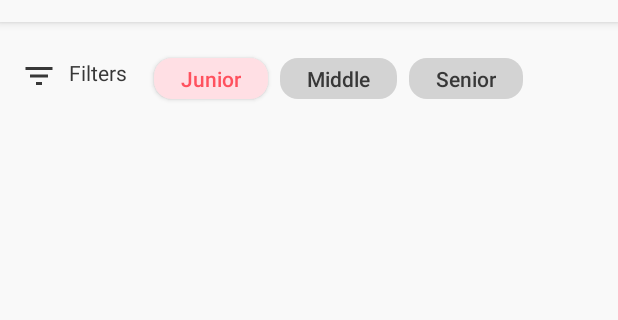
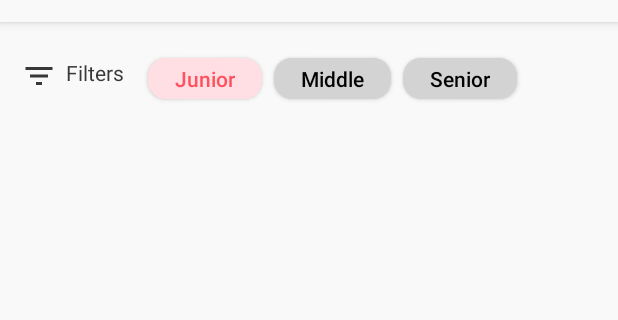
Before and after one commit to akali/MyApp, an Android app: the QuestionListActivity screen opened directly, with no data from a screen before it, after a tap on "Junior", on a phone screen of 412 x 824 dp, the part 62-382 px from its top. Run offline under Robolectric (Android 15) with nearby library versions, the phone set to English and light mode, and no system bars; our stand-ins replace Firebase (no records; nobody signed in at launch, a user with empty details on screens opened directly); 1 other tap on this screen came first.

Commit message:
filtration fix

```diff
--- a/app/src/main/AndroidManifest.xml
+++ b/app/src/main/AndroidManifest.xml
@@ -11,7 +11,6 @@
         android:roundIcon="@mipmap/ic_launcher_round"
         android:supportsRtl="true"
         android:theme="@style/AppTheme">
-        <activity android:name=".CreateCandidateActivity"></activity>
         <activity android:name=".QuestionDetailsActivity" />
         <activity
             android:name=".RegistrationActivity"
--- a/app/src/main/java/com/example/hrapp/PositionAdapter.java
+++ b/app/src/main/java/com/example/hrapp/PositionAdapter.java
@@ -75,7 +75,6 @@ public class PositionAdapter extends RecyclerView.Adapter<PositionAdapter.Positi
                     mPositionImage.setImageResource(R.drawable.ic_data_usage_24dp);
                     break;
             }
-
         }
 
         @Override
--- a/app/src/main/java/com/example/hrapp/QuestionListActivity.java
+++ b/app/src/main/java/com/example/hrapp/QuestionListActivity.java
@@ -31,7 +31,9 @@ import com.google.firebase.database.FirebaseDatabase;
 import com.google.firebase.database.ValueEventListener;
 
 import java.util.ArrayList;
+import java.util.HashMap;
 import java.util.List;
+import java.util.Map;
 
 public class QuestionListActivity extends AppCompatActivity {
 
@@ -49,6 +51,18 @@ public class QuestionListActivity extends AppCompatActivity {
     private Button mFilterMiddle;
     private Button mFilterSenior;
     private ImageView mFilterImage;
+
+    private static final Map<Integer, String> buttonTextColorMap = new HashMap<Integer, String>(){{
+        put(R.id.filter_junior, "#FF515E");
+        put(R.id.filter_middle, "#FF8E09");
+        put(R.id.filter_senior, "#00D053");
+    }};
+
+    private static final Map<Integer, Integer> buttonBackgrounMap = new HashMap<Integer, Integer>(){{
+        put(R.id.filter_junior, R.drawable.button_red_rounded);
+        put(R.id.filter_middle, R.drawable.button_yellow_rounded);
+        put(R.id.filter_senior, R.drawable.button_green_rounded);
+    }};
 
     private String mPositionName;
 
@@ -90,10 +104,11 @@ public class QuestionListActivity extends AppCompatActivity {
             }
         });
 
-        mFilterJunior = (Button) findViewById(R.id.filter_junior);
-        mFilterMiddle = (Button) findViewById(R.id.filter_middle);
-        mFilterSenior = (Button) findViewById(R.id.filter_senior);
-        mFilterImage = (ImageView) findViewById(R.id.filter_image);
+        mFilterJunior = findViewById(R.id.filter_junior);
+        mFilterMiddle = findViewById(R.id.filter_middle);
+        mFilterSenior = findViewById(R.id.filter_senior);
+        mFilterImage = findViewById(R.id.filter_image);
+
         mFilterImage.setOnClickListener(levelsFilterListener);
         mFilterJunior.setOnClickListener(levelsFilterListener);
         mFilterMiddle.setOnClickListener(levelsFilterListener);
@@ -101,51 +116,60 @@ public class QuestionListActivity extends AppCompatActivity {
 
         initFavoriteList();
         initQuestionList();
+    }
 
+    void setEnabled(Button b, boolean enabled) {
+        if (enabled) {
+            b.setTextColor(Color.parseColor(buttonTextColorMap.get(b.getId())));
+            b.setBackgroundResource(buttonBackgrounMap.get(b.getId()));
+        } else {
+            b.setBackgroundResource(R.drawable.button_default_rounded);
+            b.setTextColor(Color.parseColor("#000000"));
+        }
     }
 
     View.OnClickListener levelsFilterListener = new View.OnClickListener() {
         @Override
         public void onClick(View v) {
-            Button junButton = (Button) findViewById(R.id.filter_junior);
-            Button midButton = (Button) findViewById(R.id.filter_middle);
-            Button senButton = (Button) findViewById(R.id.filter_senior);
+            Button junButton = findViewById(R.id.filter_junior);
+            Button midButton = findViewById(R.id.filter_middle);
+            Button senButton = findViewById(R.id.filter_senior);
             String levelName = "";
+
             switch (v.getId()) {
                 case R.id.filter_junior:
-                    levelName = ((Button)v).getText().toString();
-                    v.setBackgroundResource(R.drawable.button_red_rounded);
-                    ((Button)v).setTextColor(Color.parseColor("#FF515E"));
-                    midButton.setEnabled(false);
-                    senButton.setEnabled(false);
+                    Button button = (Button) v;
+                    levelName = button.getText().toString();
+
+                    setEnabled(button, true);
+                    setEnabled(midButton, false);
+                    setEnabled(senButton, false);
+
                     filterQuestionsByLevel(levelName);
                     break;
                 case R.id.filter_middle:
                     levelName = ((Button)v).getText().toString();
-                    v.setBackgroundResource(R.drawable.button_yellow_rounded);
-                    ((Button)v).setTextColor(Color.parseColor("#FF8E09"));
-                    junButton.setEnabled(false);
-                    senButton.setEnabled(false);
+
+                    setEnabled((Button) v, true);
+                    setEnabled(junButton, false);
+                    setEnabled(senButton, false);
+
                     filterQuestionsByLevel(levelName);
                     break;
                 case R.id.filter_senior:
                     levelName = ((Button)v).getText().toString();
-                    v.setBackgroundResource(R.drawable.button_green_rounded);
-                    ((Button)v).setTextColor(Color.parseColor("#00D053"));
-                    junButton.setEnabled(false);
-                    midButton.setEnabled(false);
+
+                    setEnabled((Button) v, true);
+                    setEnabled(junButton, false);
+                    setEnabled(midButton, false);
+
                     filterQuestionsByLevel(levelName);
                     break;
                 case R.id.filter_image:
-                    junButton.setEnabled(true);
-                    midButton.setEnabled(true);
-                    senButton.setEnabled(true);
-                    junButton.setBackgroundResource(R.drawable.button_default_rounded);
-                    midButton.setBackgroundResource(R.drawable.button_default_rounded);
-                    senButton.setBackgroundResource(R.drawable.button_default_rounded);
-                    ((Button)junButton).setTextColor(Color.parseColor("#383838"));
-                    ((Button)midButton).setTextColor(Color.parseColor("#383838"));
-                    ((Button)senButton).setTextColor(Color.parseColor("#383838"));
+                    setEnabled(junButton, false);
+                    setEnabled(midButton, false);
+                    setEnabled(senButton, false);
+
                     resetFilter();
                     break;
             }
@@ -160,7 +184,9 @@ public class QuestionListActivity extends AppCompatActivity {
     }
 
     private void filterQuestionsByLevel(String level) {
-        for (Question question : mQuestionList) {
+        mLevelFilteredQuestionList.clear();
+
+        for (Question question : mLevelNotFilteredQuestionList) {
             if (question.getLevel().equals(level)) {
                 mLevelFilteredQuestionList.add(question);
             }
--- a/app/src/main/java/com/example/hrapp/models/CandidateAdapter.java
+++ b/app/src/main/java/com/example/hrapp/models/CandidateAdapter.java
@@ -57,7 +57,8 @@ public class CandidateAdapter extends RecyclerView.Adapter<CandidateAdapter.View
             mCandidate = candidate;
             mNameTextView.setText(mCandidate.getName());
             mEmailTextView.setText(mCandidate.getEmail());
-            mCandidateLetter.setText(String.valueOf(mCandidate.getName().charAt(0)));
+//            mCandidateLetter.setText(String.valueOf(mCandidate.getName().charAt(0)));
+            mCandidateLetter.setText(String.valueOf("A"));
         }
     }
 }
--- a/app/src/main/res/layout/activity_question_list.xml
+++ b/app/src/main/res/layout/activity_question_list.xml
@@ -26,7 +26,10 @@
             android:layout_width="wrap_content"
             android:layout_height="wrap_content"
             android:text="Filters"
-            android:layout_margin="4dp"
+            android:layout_marginLeft="2dp"
+            android:layout_marginRight="2dp"
+            android:layout_marginTop="4dp"
+            android:layout_marginBottom="4dp"
             android:textColor="#383838"/>
 
         <LinearLayout
--- a/app/src/main/res/layout/question_list_item.xml
+++ b/app/src/main/res/layout/question_list_item.xml
@@ -62,7 +62,7 @@
                 android:id="@+id/question_level_button"
                 android:layout_width="0dp"
                 android:layout_height="wrap_content"
-                android:layout_weight="1"
+                android:layout_weight="1.5"
                 android:textAllCaps="false"
                 android:text="Senior"
                 android:layout_margin="4dp"
```
Also changed, not shown: app/src/main/java/com/example/hrapp/CandidateFragment.java (+2 -32 lines), app/src/main/java/com/example/hrapp/CreateCandidateActivity.java (deleted, +0 -187 lines), app/src/main/java/com/example/hrapp/MainFragment.java (+3 -5 lines), app/src/main/res/layout/activity_create_candidate.xml (deleted, +0 -111 lines), app/src/main/res/layout/fragment_candidate.xml (+0 -10 lines).
